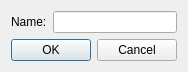
This is newfilterdialog.ui in BrainB0ne/spotwebfc as Qt 5 draws it before an edit. The edited form follows.
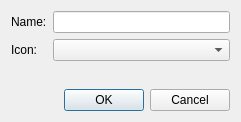
This is the edited form.

Commit message: added icon combobox at New Filter Dialog set current item to the first toplevel item after loading/opening a filter file

The edit to the form file:
```diff
--- a/newfilterdialog.ui
+++ b/newfilterdialog.ui
@@ -9,12 +9,12 @@
    <rect>
     <x>0</x>
     <y>0</y>
-    <width>174</width>
-    <height>69</height>
+    <width>241</width>
+    <height>122</height>
    </rect>
   </property>
   <property name="sizePolicy">
-   <sizepolicy hsizetype="Preferred" vsizetype="Fixed">
+   <sizepolicy hsizetype="Preferred" vsizetype="Preferred">
     <horstretch>0</horstretch>
     <verstretch>0</verstretch>
    </sizepolicy>
@@ -22,7 +22,7 @@
   <property name="maximumSize">
    <size>
     <width>16777215</width>
-    <height>69</height>
+    <height>16777215</height>
    </size>
   </property>
   <property name="windowTitle">
@@ -30,20 +30,26 @@
   </property>
   <layout class="QGridLayout" name="gridLayout">
    <item row="0" column="0">
-    <layout class="QHBoxLayout" name="horizontalLayout">
-     <item>
       <widget class="QLabel" name="nameLabel">
        <property name="text">
         <string>Name:</string>
        </property>
       </widget>
      </item>
-     <item>
+   <item row="0" column="1">
       <widget class="QLineEdit" name="nameLineEdit"/>
      </item>
-    </layout>
-   </item>
    <item row="1" column="0">
+    <widget class="QLabel" name="iconLabel">
+     <property name="text">
+      <string>Icon:</string>
+     </property>
+    </widget>
+   </item>
+   <item row="1" column="1">
+    <widget class="QComboBox" name="iconComboBox"/>
+   </item>
+   <item row="3" column="1">
     <widget class="QDialogButtonBox" name="buttonBox">
      <property name="orientation">
       <enum>Qt::Horizontal</enum>
@@ -53,6 +59,19 @@
      </property>
     </widget>
    </item>
+   <item row="2" column="1">
+    <spacer name="verticalSpacer">
+     <property name="orientation">
+      <enum>Qt::Vertical</enum>
+     </property>
+     <property name="sizeHint" stdset="0">
+      <size>
+       <width>20</width>
+       <height>40</height>
+      </size>
+     </property>
+    </spacer>
+   </item>
   </layout>
  </widget>
  <tabstops>
```
Lines whose indentation alone changed are shown as unchanged. The commit also changes 4 other files.
